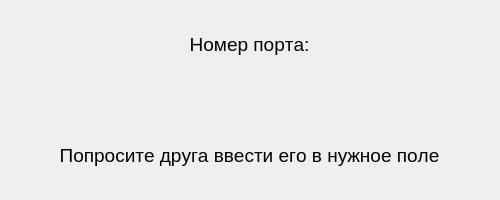
Before: the Qt Designer form serverwindow.ui in Darndaru/Bulls_and_cows, drawn with Qt 5.
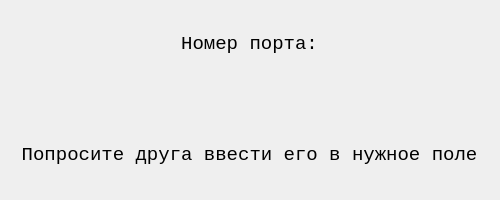
After: the same form once the commit is applied.

The edit to the form file:
```diff
--- a/serverwindow.ui
+++ b/serverwindow.ui
@@ -12,6 +12,7 @@
   </property>
   <property name="font">
    <font>
+    <family>Consolas</family>
     <pointsize>14</pointsize>
     <kerning>false</kerning>
    </font>
```
